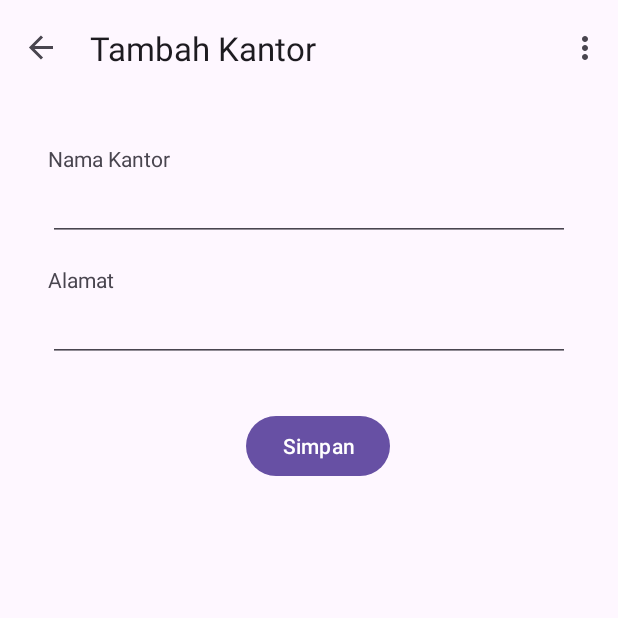
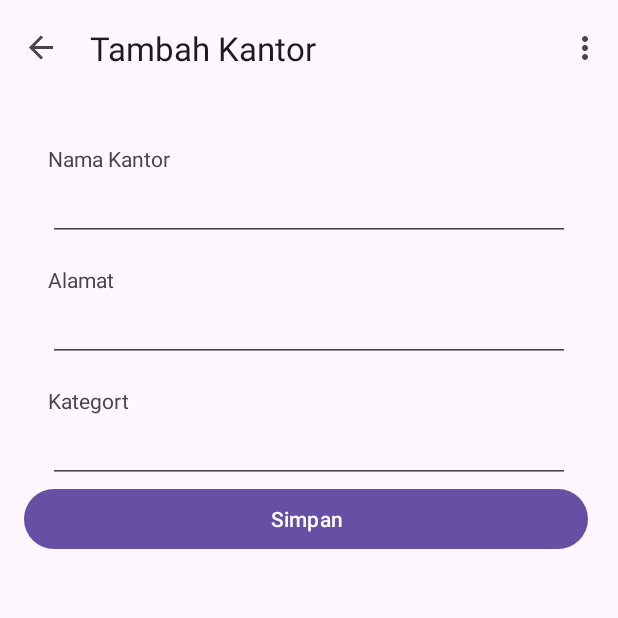
Before and after one commit to Siskadcp/Kantor-main, an Android app: the screen it shows after launch (MainActivity), after a tap on an icon or button, on a phone screen of 412 x 824 dp, the top half of it. Run offline under Robolectric (Android 15) with nearby library versions, the phone set to English and light mode, and no system bars; our stand-ins replace navigation-ui; 3 statements that could not run were skipped.

Commit message:
Tambahan Part 2

```diff
--- a/Kantor-main/app/src/main/AndroidManifest.xml
+++ b/Kantor-main/app/src/main/AndroidManifest.xml
@@ -3,6 +3,7 @@
     xmlns:tools="http://schemas.android.com/tools">
 
     <application
+        android:name=".application.OfficeApp"
         android:allowBackup="true"
         android:dataExtractionRules="@xml/data_extraction_rules"
         android:fullBackupContent="@xml/backup_rules"
--- /dev/null
+++ b/Kantor-main/app/src/main/java/com/siskadwi/kantor/application/OfficeApp.kt
@@ -0,0 +1,9 @@
+package com.siskadwi.kantor.application
+
+import android.app.Application
+import com.siskadwi.kantor.repository.OfficeRepository
+
+class OfficeApp : Application(){
+val database by lazy { OfficeDatabase.getDatabase(this) }
+    val repository by lazy { OfficeRepository(database.officeDao()) }
+}
--- /dev/null
+++ b/Kantor-main/app/src/main/java/com/siskadwi/kantor/ui/FirstFragment.kt
@@ -0,0 +1,73 @@
+package com.siskadwi.kantor.ui
+
+import android.content.Context
+import android.os.Bundle
+import androidx.fragment.app.Fragment
+import android.view.LayoutInflater
+import android.view.View
+import android.view.ViewGroup
+import androidx.fragment.app.viewModels
+import androidx.navigation.fragment.findNavController
+import androidx.recyclerview.widget.LinearLayoutManager
+import com.siskadwi.kantor.R
+import com.siskadwi.kantor.application.OfficeApp
+import com.siskadwi.kantor.databinding.FragmentFirstBinding
+
+/**
+ * A simple [Fragment] subclass as the default destination in the navigation.
+ */
+class FirstFragment : Fragment() {
+
+    private var _binding: FragmentFirstBinding? = null
+
+    private val binding get() = _binding!!
+    private lateinit var applicationContext: Context
+    private val officeViewModel : OfficeViewModel by viewModels {
+        OfficeViewModelFactory((applicationContext as OfficeApp).repository)
+    }
+    override fun onAttach(context: Context) {
+        super.onAttach(context)
+        applicationContext = requireContext().applicationContext
+    }
+    override fun onCreateView(
+        inflater: LayoutInflater, container: ViewGroup?,
+        savedInstanceState: Bundle?
+    ): View? {
+
+        _binding = FragmentFirstBinding.inflate(inflater, container, false)
+        return binding.root
+
+    }
+
+    override fun onViewCreated(view: View, savedInstanceState: Bundle?) {
+        super.onViewCreated(view, savedInstanceState)
+
+        val adapter = OfficeListAdapter{office ->
+            val action = FirstFragmentDirections.actionFirstFragmentToSecondFragment(office)
+            findNavController().navigate(action)
+        }
+        binding.dataRecyclerView.adapter = adapter
+        binding.dataRecyclerView.layoutManager = LinearLayoutManager(context)
+        officeViewModel.allOffice.observe(viewLifecycleOwner){ office ->
+            office.let {
+                if (office.isEmpty()) {
+                    binding.emptyTextView.visibility = View.VISIBLE
+                    binding.illustrationImageView.visibility = View.VISIBLE
+                }else{
+                    binding.emptyTextView.visibility = View.GONE
+                    binding.illustrationImageView.visibility = View.GONE
+                }
+                adapter.submitList(office)
+            }
+        }
+       binding.addFAB.setOnClickListener {
+           val action = FirstFragmentDirections.actionFirstFragmentToSecondFragment(null)
+           findNavController().navigate(action)
+        }
+     }
+
+    override fun onDestroyView() {
+        super.onDestroyView()
+        _binding = null
+    }
+}
--- /dev/null
+++ b/Kantor-main/app/src/main/java/com/siskadwi/kantor/ui/SecondFragment.kt
@@ -0,0 +1,92 @@
+package com.siskadwi.kantor.ui
+
+import android.content.Context
+import android.os.Bundle
+import androidx.fragment.app.Fragment
+import android.view.LayoutInflater
+import android.view.View
+import android.view.ViewGroup
+import android.widget.Toast
+import androidx.fragment.app.viewModels
+import androidx.navigation.fragment.findNavController
+import androidx.navigation.fragment.navArgs
+import com.siskadwi.kantor.R
+import com.siskadwi.kantor.application.OfficeApp
+import com.siskadwi.kantor.databinding.FragmentSecondBinding
+import com.siskadwi.kantor.model.Office
+
+/**
+ * A simple [Fragment] subclass as the second destination in the navigation.
+ */
+class SecondFragment : Fragment() {
+
+    private var _binding: FragmentSecondBinding? = null
+    private val binding get() = _binding!!
+    private lateinit var applicationContext: Context
+    private val officeViewModel : OfficeViewModel by viewModels {
+        OfficeViewModelFactory((applicationContext as OfficeApp).repository)
+    }
+    private val args : SecondFragmentArgs by navArgs()
+    private var office:Office? = null
+    override fun onAttach(context: Context) {
+        super.onAttach(context)
+        applicationContext = requireContext().applicationContext
+    }
+    override fun onCreateView(
+        inflater: LayoutInflater, container: ViewGroup?,
+        savedInstanceState: Bundle?
+    ): View? {
+
+        _binding = FragmentSecondBinding.inflate(inflater, container, false)
+        return binding.root
+
+    }
+
+    override fun onViewCreated(view: View, savedInstanceState: Bundle?) {
+        super.onViewCreated(view, savedInstanceState)
+        office  = args.office
+        if (office !=null) {
+            binding.deleteButton.visibility = View.VISIBLE
+            binding.saveButton.text = "Ubah"
+            binding.nameEditText.setText(office?.name)
+            binding.addressEditText.setText(office?.address)
+            binding.kategoriEditText.setText(office?.category)
+        }
+        val name= binding.nameEditText.text
+        val address= binding.addressEditText.text
+        val category=binding.kategoriEditText.text
+        binding.saveButton.setOnClickListener {
+            if (name.isEmpty()) {
+                Toast.makeText(context, "Nama tidak boleh kosong", Toast.LENGTH_SHORT).show()
+            }
+            else if (address.isEmpty()) {
+                Toast.makeText(context, "Deskripsi tidak boleh kosong", Toast.LENGTH_SHORT).show()
+            }
+            else if (category.isEmpty()) {
+                Toast.makeText(context, "Kategori tidak boleh kosong", Toast.LENGTH_SHORT).show()
+            }
+            else{
+                if (office==null) {
+                    val office = Office(0, name.toString(), address.toString(), category.toString())
+                    officeViewModel.insert(office)
+                }
+                else{
+                    val office = Office(office?.id!!,name.toString(), address.toString(),category.toString())
+                    officeViewModel.update(office)
+                }
+                findNavController().popBackStack()
+            }
+
+        }
+
+        binding.deleteButton.setOnClickListener {
+            office?.let {  officeViewModel.delete(it) }
+            findNavController().popBackStack()
+        }
+    }
+
+    override fun onDestroyView() {
+        super.onDestroyView()
+        _binding = null
+    }
+}
--- a/Kantor-main/app/src/main/res/layout/fragment_second.xml
+++ b/Kantor-main/app/src/main/res/layout/fragment_second.xml
@@ -4,7 +4,7 @@
     xmlns:tools="http://schemas.android.com/tools"
     android:layout_width="match_parent"
     android:layout_height="match_parent"
-    tools:context=".SecondFragment">
+    tools:context=".ui.SecondFragment">
 
     <androidx.constraintlayout.widget.ConstraintLayout
         android:layout_width="match_parent"
@@ -22,7 +22,7 @@
             app:layout_constraintTop_toTopOf="parent" />
 
         <EditText
-            android:id="@+id/NameEditText"
+            android:id="@+id/nameEditText"
             android:layout_width="0dp"
             android:layout_height="wrap_content"
             android:layout_marginEnd="16dp"
@@ -40,14 +40,14 @@
             android:layout_marginBottom="8dp"
             android:text="Alamat"
             app:layout_constraintBottom_toBottomOf="parent"
-            app:layout_constraintEnd_toEndOf="@+id/NameEditText"
+            app:layout_constraintEnd_toEndOf="@+id/nameEditText"
             app:layout_constraintHorizontal_bias="0.0"
-            app:layout_constraintStart_toStartOf="@+id/NameEditText"
-            app:layout_constraintTop_toBottomOf="@+id/NameEditText"
+            app:layout_constraintStart_toStartOf="@+id/nameEditText"
+            app:layout_constraintTop_toBottomOf="@+id/nameEditText"
             app:layout_constraintVertical_bias="0.0" />
 
         <EditText
-            android:id="@+id/AddressTextText"
+            android:id="@+id/addressEditText"
             android:layout_width="0dp"
             android:layout_height="wrap_content"
             android:ems="10"
@@ -55,19 +55,56 @@
             app:layout_constraintEnd_toEndOf="@+id/textView2"
             app:layout_constraintStart_toStartOf="@+id/textView2"
             app:layout_constraintTop_toBottomOf="@+id/textView2" />
+        <TextView
+            android:id="@+id/textView3"
+            android:layout_width="0dp"
+            android:layout_height="wrap_content"
+            android:layout_marginTop="16dp"
+            android:layout_marginBottom="8dp"
+            android:text="Kategort"
+            app:layout_constraintBottom_toBottomOf="parent"
+            app:layout_constraintEnd_toEndOf="@+id/addressEditText"
+            app:layout_constraintHorizontal_bias="0.0"
+            app:layout_constraintStart_toStartOf="@+id/addressEditText"
+            app:layout_constraintTop_toBottomOf="@+id/addressEditText"
+            app:layout_constraintVertical_bias="0.0" />
 
-        <Button
-            android:id="@+id/SaveButton"
-            android:layout_width="wrap_content"
+        <EditText
+            android:id="@+id/kategoriEditText"
+            android:layout_width="0dp"
             android:layout_height="wrap_content"
-            android:layout_marginTop="32dp"
-            android:layout_marginEnd="4dp"
-            android:text="@string/save"
+            android:ems="10"
+            android:inputType="text"
+            app:layout_constraintEnd_toEndOf="@+id/textView3"
+            app:layout_constraintStart_toStartOf="@+id/textView3"
+            app:layout_constraintTop_toBottomOf="@+id/textView3" />
+
+        <LinearLayout
+            android:layout_width="match_parent"
+            android:layout_height="wrap_content"
             app:layout_constraintBottom_toBottomOf="parent"
-            app:layout_constraintEnd_toEndOf="parent"
-            app:layout_constraintStart_toStartOf="@+id/AddressTextText"
-            app:layout_constraintTop_toBottomOf="@+id/AddressTextText"
-            app:layout_constraintVertical_bias="1.0" />
+            app:layout_constraintEnd_toEndOf="@+id/kategoriEditText"
+            app:layout_constraintHorizontal_bias="0.498"
+            app:layout_constraintStart_toStartOf="@+id/kategoriEditText"
+            app:layout_constraintTop_toBottomOf="@+id/kategoriEditText">
+
+            <Button
+                android:id="@+id/saveButton"
+                android:layout_width="wrap_content"
+                android:layout_height="wrap_content"
+                android:layout_weight="1"
+                android:layout_marginEnd="4dp"
+                android:text="@string/save" />
+
+            <Button
+                android:id="@+id/deleteButton"
+                android:layout_width="wrap_content"
+                android:layout_height="wrap_content"
+                android:layout_weight="1"
+                android:layout_marginEnd="4dp"
+                android:visibility="gone"
+                android:text="Hapus" />
+        </LinearLayout>
 
     </androidx.constraintlayout.widget.ConstraintLayout>
 </androidx.core.widget.NestedScrollView>
--- a/Kantor-main/app/src/main/res/navigation/nav_graph.xml
+++ b/Kantor-main/app/src/main/res/navigation/nav_graph.xml
@@ -7,7 +7,7 @@
 
     <fragment
         android:id="@+id/FirstFragment"
-        android:name="com.siskadwi.kantor.FirstFragment"
+        android:name="com.siskadwi.kantor.ui.FirstFragment"
         android:label="@string/app_name"
         tools:layout="@layout/fragment_first">
 
@@ -17,12 +17,16 @@
     </fragment>
     <fragment
         android:id="@+id/SecondFragment"
-        android:name="com.siskadwi.kantor.SecondFragment"
+        android:name="com.siskadwi.kantor.ui.SecondFragment"
         android:label="@string/second_fragment_label"
         tools:layout="@layout/fragment_second">
 
         <action
             android:id="@+id/action_SecondFragment_to_FirstFragment"
             app:destination="@id/FirstFragment" />
+        <argument
+            android:name="office"
+            app:argType="com.siskadwi.kantor.model.Office"
+            app:nullable="true"/>
     </fragment>
 </navigation>
```
Also changed, not shown: Kantor-main/app/src/main/java/com/siskadwi/kantor/application/OfficeDatabase.kt (added, +31 -0 lines), Kantor-main/app/src/main/java/com/siskadwi/kantor/dao/OfficeDao.kt (added, +23 -0 lines), Kantor-main/app/src/main/java/com/siskadwi/kantor/model/Office.kt (+4 -3 lines), Kantor-main/app/src/main/java/com/siskadwi/kantor/ui/OfficeListAdapter.kt (added, +59 -0 lines), Kantor-main/app/src/main/java/com/siskadwi/kantor/ui/OfficeViewModel.kt (added, +33 -0 lines), Kantor-main/app/src/main/res/layout/fragment_first.xml (+7 -7 lines), Kantor-main/app/src/main/res/layout/item_office.xml (added, +49 -0 lines).
